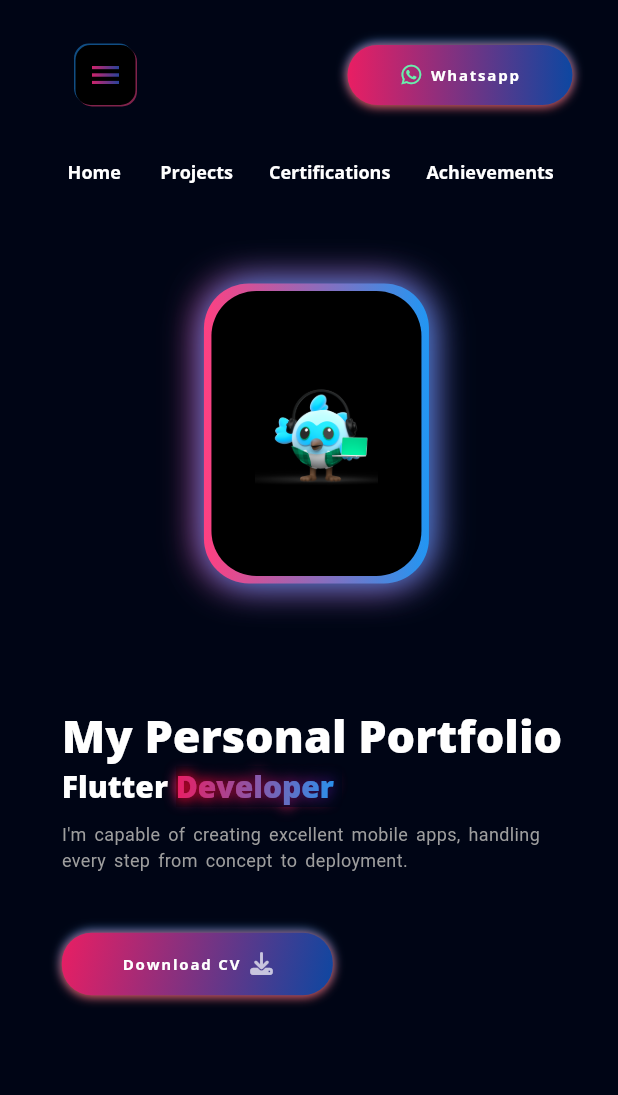
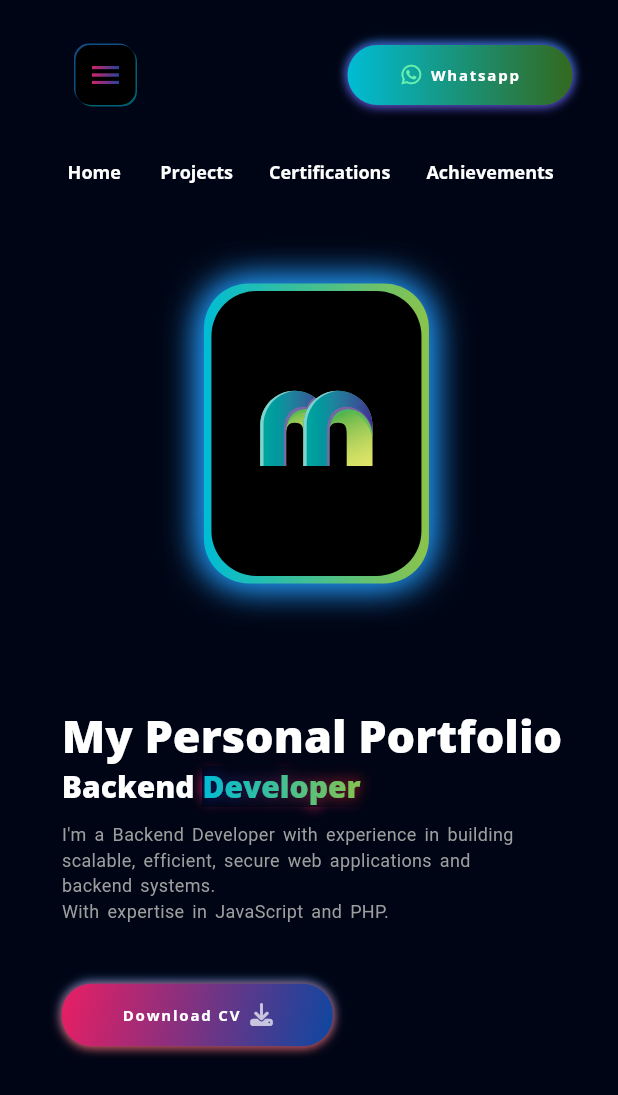
Before and after one commit to ilhamridho04/my-portofolio, a Flutter app: the screen it shows after launch, on a phone screen of 412 x 824 dp. Shown: the top 1095 px of the screen. Run offline on Flutter 3.47's test engine with Material 2 defaults, Android fonts, the phone set to English and light mode, and no system bars; our stand-ins replace flutter_svg, font_awesome_flutter, get, google_fonts, photo_view.

Commit message:
change color

```diff
--- a/lib/view/certifications/components/certificates_details.dart
+++ b/lib/view/certifications/components/certificates_details.dart
@@ -72,8 +72,8 @@ class CertificateStack extends StatelessWidget {
                         borderRadius: BorderRadius.circular(30),
                         gradient: LinearGradient(
                             colors: [
-                              Colors.pink,
-                              Colors.blue.shade900,
+                              Colors.cyan,
+                              Colors.lightGreen.shade900,
                             ]
                         ),
                         boxShadow:const [
--- a/lib/view/certifications/components/certification_grid.dart
+++ b/lib/view/certifications/components/certification_grid.dart
@@ -24,7 +24,7 @@ class CertificateGrid extends StatelessWidget {
             decoration: BoxDecoration(
                 borderRadius: BorderRadius.circular(30),
                 gradient: const LinearGradient(colors: [
-                  Colors.pinkAccent,
+                  Colors.cyan,
                   Colors.blue,
                 ]),
                 boxShadow:  [
--- a/lib/view/intro/components/animated_texts_componenets.dart
+++ b/lib/view/intro/components/animated_texts_componenets.dart
@@ -1,4 +1,5 @@
 import 'package:flutter/material.dart';
+import 'package:flutter_svg/svg.dart';
 
 import '../../../res/constants.dart';
 import '../../../view model/responsive.dart';
@@ -42,12 +43,12 @@ class AnimatedImageContainerState extends State<AnimatedImageContainer>
             decoration: BoxDecoration(
               borderRadius: BorderRadius.circular(30),
               gradient: const LinearGradient(colors: [
-                Colors.pinkAccent,
-                Colors.blue,
+                Colors.cyan,
+                Colors.lightGreen,
               ]),
               boxShadow: const [
                 BoxShadow(
-                  color: Colors.pink,
+                  color: Colors.blue,
                   offset: Offset(-2, 0),
                   blurRadius: 20,
                 ),
@@ -64,8 +65,8 @@ class AnimatedImageContainerState extends State<AnimatedImageContainer>
                 color: Colors.black,
                 borderRadius: BorderRadius.circular(30),
               ),
-              child: Image.asset(
-                'assets/images/image.png',
+              child: SvgPicture.asset(
+                'assets/icons/mikmobile.svg',
                 height: Responsive.isLargeMobile(context)
                     ? MediaQuery.sizeOf(context).width * 0.2
                     : Responsive.isTablet(context)
--- a/lib/view/intro/components/combine_subtitle.dart
+++ b/lib/view/intro/components/combine_subtitle.dart
@@ -13,13 +13,13 @@ class CombineSubtitleText extends StatelessWidget {
       children: [
         const Responsive(
           desktop: AnimatedSubtitleText(
-              start: 30, end: 40, text: 'Flutter '),
+              start: 30, end: 40, text: 'Backend '),
           largeMobile: AnimatedSubtitleText(
-              start: 30, end: 25, text: 'Flutter '),
+              start: 30, end: 25, text: 'Backend '),
           mobile: AnimatedSubtitleText(
-              start: 25, end: 20, text: 'Flutter '),
+              start: 25, end: 20, text: 'Backend '),
           tablet: AnimatedSubtitleText(
-              start: 40, end: 30, text: 'Flutter '),
+              start: 40, end: 30, text: 'Backend '),
         ),
         (kIsWeb && Responsive.isLargeMobile(context)
             ? const Responsive(
@@ -47,8 +47,8 @@ class CombineSubtitleText extends StatelessWidget {
             : ShaderMask(
           shaderCallback: (bounds) {
             return const LinearGradient(colors: [
-              Colors.pink,
-              Colors.blue,
+              Colors.cyan,
+              Colors.lightGreen,
             ]).createShader(bounds);
           },
           child: const Responsive(
--- a/lib/view/intro/components/description_text.dart
+++ b/lib/view/intro/components/description_text.dart
@@ -14,8 +14,8 @@ class AnimatedDescriptionText extends StatelessWidget {
       duration: const Duration(milliseconds: 200),
       builder: (context, value, child) {
         return Text(
-          'I\'m capable of creating excellent mobile apps, handling${Responsive.isLargeMobile(context) ? '\n' : ''}every step from ${!Responsive.isLargeMobile(context) ? '\n' : ''}concept to deployment.',
-          maxLines: 2,
+          'I\'m a Backend Developer with experience in building${!Responsive.isLargeMobile(context) ? ' ' : '\n'}scalable, efficient,${!Responsive.isLargeMobile(context) ? '\n' : ' '}secure web applications and${Responsive.isLargeMobile(context) ? '\n' : ' '}backend systems.${Responsive.isLargeMobile(context) ? '\n' : '\n'}With expertise in JavaScript and PHP.',
+          maxLines: 4,
           overflow: TextOverflow.ellipsis,
           style: TextStyle(color: Colors.grey, wordSpacing: 2, fontSize: value),
         );
--- a/lib/view/intro/components/side_menu_button.dart
+++ b/lib/view/intro/components/side_menu_button.dart
@@ -24,7 +24,7 @@ class MenuButton extends StatelessWidget {
                     color: Colors.black,
                     boxShadow: [
                       BoxShadow(
-                          color: Colors.pinkAccent.withOpacity(.5),
+                          color: Colors.cyan.withOpacity(.5),
                           offset: const Offset(1, 1)),
                       BoxShadow(
                           color: Colors.blue.withOpacity(.5),
--- a/lib/view/main/components/connect_button.dart
+++ b/lib/view/main/components/connect_button.dart
@@ -12,7 +12,7 @@ class ConnectButton extends StatelessWidget {
       padding:  const EdgeInsets.symmetric(vertical: defaultPadding),
       child: InkWell(
         onTap: () {
-          launchUrl(Uri.parse('https://wa.me/03054200605'));
+          launchUrl(Uri.parse('https://wa.me/6285771116774'));
         },
         borderRadius: BorderRadius.circular(defaultPadding +10),
         child: Container(
@@ -21,12 +21,12 @@ class ConnectButton extends StatelessWidget {
           decoration: BoxDecoration(
               borderRadius: BorderRadius.circular(defaultPadding),
               gradient: LinearGradient(colors: [
-                Colors.pink,
-                Colors.blue.shade900,
+                Colors.cyan,
+                Colors.lightGreen.shade900,
               ]),
             boxShadow:const [
               BoxShadow(color: Colors.blue,offset: Offset(0, -1),blurRadius: defaultPadding/4),
-              BoxShadow(color: Colors.red,offset: Offset(0, 1),blurRadius: defaultPadding/4),
+              BoxShadow(color: Colors.deepPurple,offset: Offset(0, 1),blurRadius: defaultPadding/4),
             ]
           ),
           child: Row(
--- a/lib/view/main/components/drawer/about.dart
+++ b/lib/view/main/components/drawer/about.dart
@@ -14,9 +14,9 @@ class About extends StatelessWidget {
             const Spacer(flex: 2,),
             const DrawerImage(),
             const Spacer(),
-            Text('Hamad Anwar',style: Theme.of(context).textTheme.titleSmall,),
+            Text('Ilham Ridho Asysyifa\'a',style: Theme.of(context).textTheme.titleSmall,),
             const SizedBox(height: defaultPadding/4,),
-            const Text('Flutter Developer & The Student of\nSoftware Engineering',
+            const Text('Backend Developer\nJavaScript & PHP Specialist',
               textAlign: TextAlign.center,
               style: TextStyle(
                   fontWeight: FontWeight.w200,
--- a/lib/view/main/components/drawer/contact_icons.dart
+++ b/lib/view/main/components/drawer/contact_icons.dart
@@ -14,8 +14,8 @@ class ContactIcon extends StatelessWidget {
       child: Row(
         children: [
           const Spacer(),
-          IconButton(onPressed: () {launchUrl(Uri.parse('https://linkedin.com/in/hamad-anwar'));}, icon: SvgPicture.asset('assets/icons/linkedin.svg')),
-          IconButton(onPressed: () {launchUrl(Uri.parse('https://github.com/hamad-anwar'));}, icon: SvgPicture.asset('assets/icons/github.svg')),
+          IconButton(onPressed: () {launchUrl(Uri.parse('https://linkedin.com/in/ilhamridho04'));}, icon: SvgPicture.asset('assets/icons/linkedin.svg')),
+          IconButton(onPressed: () {launchUrl(Uri.parse('https://github.com/ilhamridho04'));}, icon: SvgPicture.asset('assets/icons/github.svg')),
           const Spacer(),
         ],
       ),
--- a/lib/view/main/components/drawer/drawer_image.dart
+++ b/lib/view/main/components/drawer/drawer_image.dart
@@ -27,8 +27,8 @@ class DrawerImage extends StatelessWidget {
       child: ClipRRect(
           borderRadius: BorderRadius.circular(50),
           child: Transform.rotate(
-              angle: 0.1,
-              child: Image.asset('assets/images/profile.png',fit: BoxFit.cover,))),
+              angle: 0,
+              child: Image.asset('assets/images/profile.jpg',fit: BoxFit.cover,))),
     );
   }
 }
--- a/lib/view/main/components/drawer/knowledges.dart
+++ b/lib/view/main/components/drawer/knowledges.dart
@@ -15,6 +15,7 @@ class Knowledges extends StatelessWidget {
           padding: EdgeInsets.symmetric(vertical: 10),
           child: Text('Knowledge',style: TextStyle(color: Colors.white),),
         ),
+        KnowledgeText(knowledge: 'JavaScript, PHP'),
         KnowledgeText(knowledge: 'Flutter, Dart'),
         KnowledgeText(knowledge: 'Networking, Cyber Security'),
         KnowledgeText(knowledge: 'Git, Github'),
--- a/lib/view/main/components/navigation_bar.dart
+++ b/lib/view/main/components/navigation_bar.dart
@@ -2,6 +2,7 @@ import 'package:flutter/material.dart';
 import 'package:flutter_portfolio/view%20model/responsive.dart';
 import 'package:flutter_portfolio/view/intro/components/side_menu_button.dart';
 import 'package:flutter_portfolio/view/main/components/connect_button.dart';
+import 'package:flutter_svg/svg.dart';
 import '../../../res/constants.dart';
 import 'navigation_button_list.dart';
 class TopNavigationBar extends StatelessWidget {
@@ -15,7 +16,7 @@ class TopNavigationBar extends StatelessWidget {
           const Spacer(),
           Padding(
             padding: const EdgeInsets.all(defaultPadding),
-            child:!Responsive.isLargeMobile(context)? Image.asset('assets/images/triange_icon.png') : MenuButton(onTap: () => Scaffold.of(context).openDrawer(),),
+            child:!Responsive.isLargeMobile(context)? SvgPicture.asset('assets/icons/mikmobile.svg', height: 282, width: 271,) : MenuButton(onTap: () => Scaffold.of(context).openDrawer(),),
           ),
           // if(Responsive.isLargeMobile(context)) MenuButton(),
           const Spacer(flex: 2,),
--- a/lib/view/projects/components/projects_grid.dart
+++ b/lib/view/projects/components/projects_grid.dart
@@ -24,7 +24,7 @@ class ProjectGrid extends StatelessWidget {
             decoration: BoxDecoration(
                 borderRadius: BorderRadius.circular(30),
                 gradient: const LinearGradient(colors: [
-                  Colors.pinkAccent,
+                  Colors.cyan,
                   Colors.blue,
                 ]),
                 boxShadow:  [
```
Also changed, not shown: lib/view/intro/components/social_media_coloumn.dart (+4 -5 lines), lib/view/main/components/drawer/personal_info.dart (+4 -4 lines), assets/icons/instagram.svg (added), assets/icons/mikmobile.svg (added), assets/icons/tiktok.svg (added), assets/images/profile.jpg (added), assets/images/profile.png (deleted).
